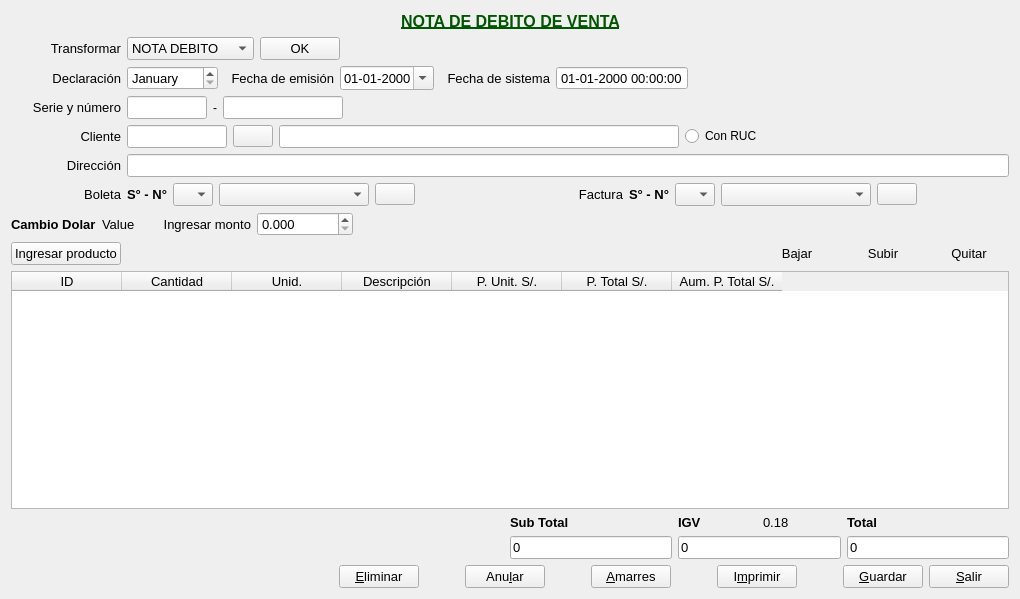
Old version of the form Facturacion/ventanotadebito.ui in the repository radtek/manager.
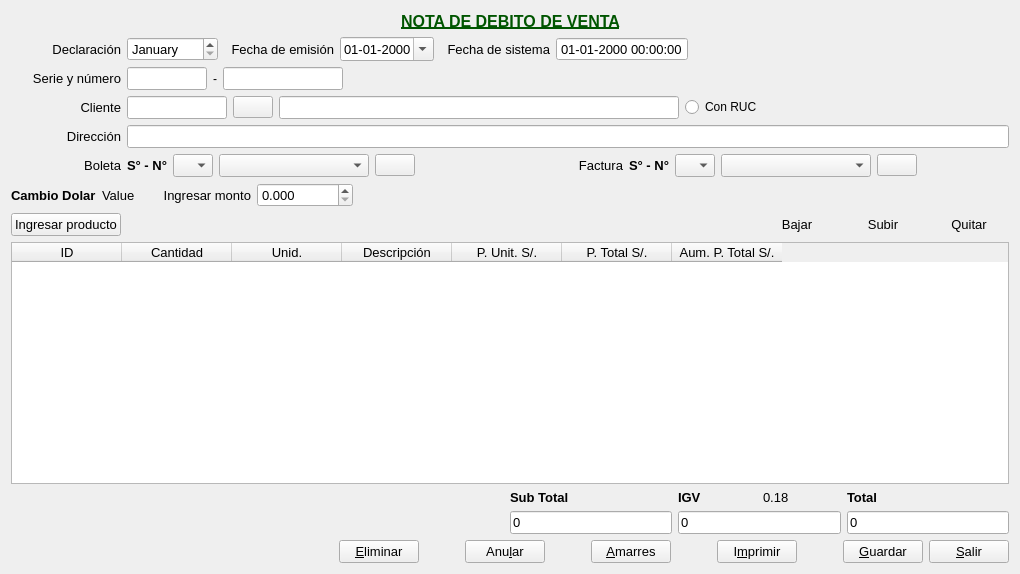
New version of the form. Icons and pictures are not drawn.

What changed in the file:
```diff
--- a/Facturacion/ventanotadebito.ui
+++ b/Facturacion/ventanotadebito.ui
@@ -7,7 +7,7 @@
     <x>0</x>
     <y>0</y>
     <width>1000</width>
-    <height>599</height>
+    <height>574</height>
    </rect>
   </property>
   <property name="windowTitle">
@@ -65,81 +65,6 @@
      </item>
     </layout>
    </item>
-   <item>
-    <layout class="QHBoxLayout" name="horizontalLayout_4">
-     <item>
-      <widget class="QLabel" name="label_transformar">
-       <property name="minimumSize">
-        <size>
-         <width>110</width>
-         <height>0</height>
-        </size>
-       </property>
-       <property name="font">
-        <font>
-         <pointsize>10</pointsize>
-        </font>
-       </property>
-       <property name="text">
-        <string>Transformar</string>
-       </property>
-       <property name="alignment">
-        <set>Qt::AlignRight|Qt::AlignTrailing|Qt::AlignVCenter</set>
-       </property>
-      </widget>
-     </item>
-     <item>
-      <widget class="QComboBox" name="comboBox_transformar">
-       <property name="font">
-        <font>
-         <pointsize>10</pointsize>
-        </font>
-       </property>
-       <property name="currentIndex">
-        <number>1</number>
-       </property>
-       <property name="sizeAdjustPolicy">
-        <enum>QComboBox::AdjustToContents</enum>
-       </property>
-       <item>
-        <property name="text">
-         <string>NOTA CREDITO</string>
-        </property>
-       </item>
-       <item>
-        <property name="text">
-         <string>NOTA DEBITO</string>
-        </property>
-       </item>
-      </widget>
-     </item>
-     <item>
-      <widget class="QPushButton" name="pushButton_transformar">
-       <property name="font">
-        <font>
-         <pointsize>10</pointsize>
-        </font>
-       </property>
-       <property name="text">
-        <string>OK</string>
-       </property>
-      </widget>
-     </item>
-     <item>
-      <spacer name="horizontalSpacer_15">
-       <property name="orientation">
-        <enum>Qt::Horizontal</enum>
-       </property>
-       <property name="sizeHint" stdset="0">
-        <size>
-         <width>40</width>
-         <height>20</height>
-        </size>
-       </property>
-      </spacer>
-     </item>
-    </layout>
-   </item>
    <item>
     <layout class="QHBoxLayout" name="horizontalLayout_9">
      <item>
```
Left out of the diff: 43 changed lines with no effect on the pictures.
